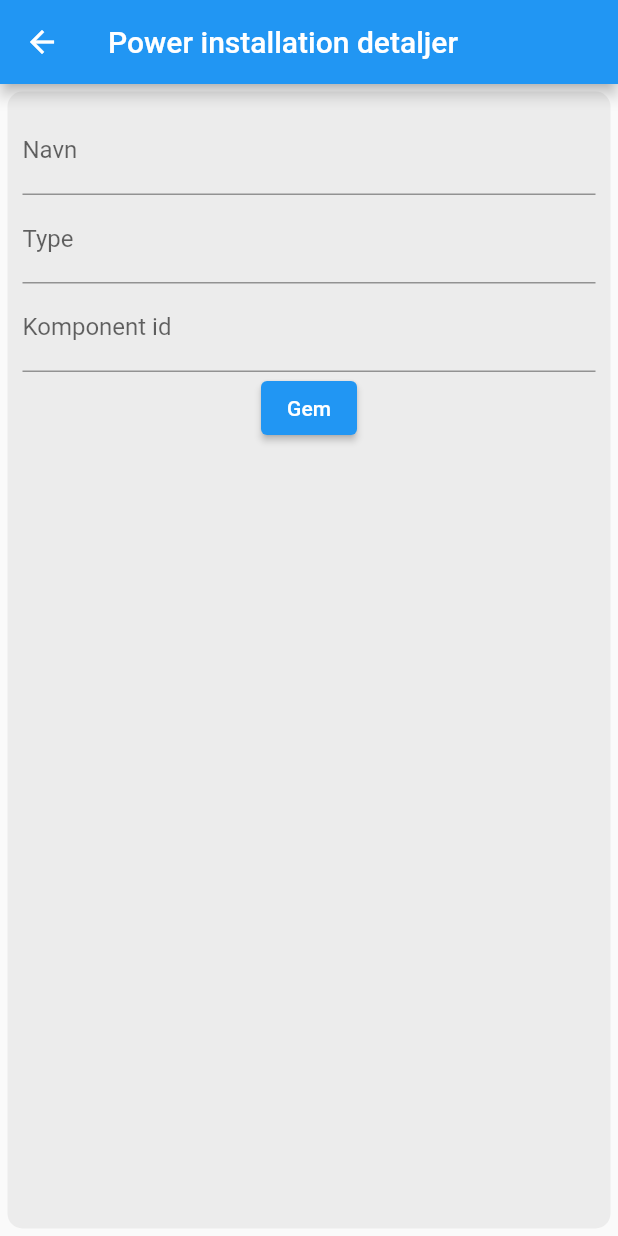
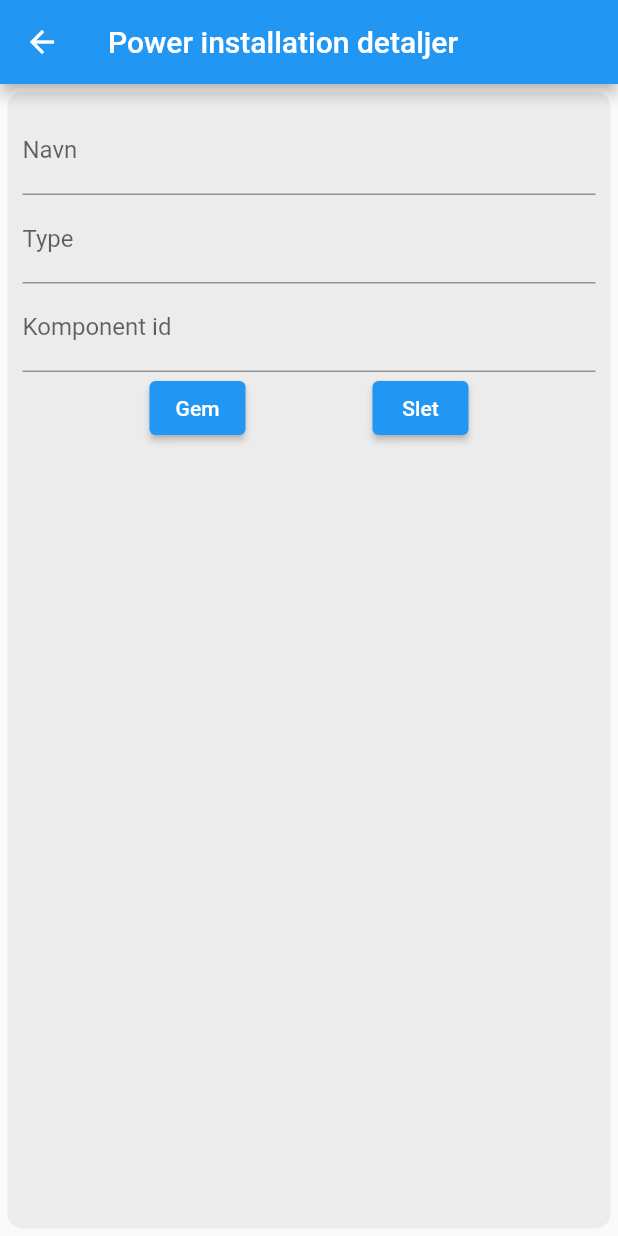
Before and after one commit to DanielVuust/ElHub, a Flutter app: the UserScreen screen opened directly, after a tap on "Tilføj ny installation", on a phone screen of 412 x 824 dp. Run offline on Flutter 3.47's test engine with Material 2 defaults, Android fonts, the phone set to English and light mode, and no system bars; our stand-ins replace bloc, convex_bottom_bar, flutter_bloc, logger, syncfusion_flutter_charts; missing offline and left inert: serverpod, serverpod_auth_client, serverpod_auth_email_flutter, serverpod_auth_server, serverpod_auth_shared_flutter, serverpod_client and 1 more; statements that could not run were skipped.

Commit message:
Final changes

```diff
--- a/el_hub/el_hub_flutter/lib/bloc/power_installations_bloc.dart
+++ b/el_hub/el_hub_flutter/lib/bloc/power_installations_bloc.dart
@@ -29,11 +29,13 @@ class PowerInstallationsBloc
   StreamSink<PowerInstallationsEvent> get eventSink =>
       _eventStreamController.sink;
 
-  Stream<PowerInstallationsEvent?> get eventStream =>
+  Stream<PowerInstallationsEvent?> get _eventStream =>
       _eventStreamController.stream;
 
   PowerInstallationsBloc() : super(PowerInstallationsInitial()) {
-    _eventStreamController.stream.listen(_mapEventToState);
+    _eventStream.listen((event) {
+      _mapEventToState(event!);
+    });
     _currentUserPowerInstallationsState.add(state);
   }
   Future<void> _mapEventToState(PowerInstallationsEvent event) async {
--- a/el_hub/el_hub_flutter/lib/bloc/power_installations_event.dart
+++ b/el_hub/el_hub_flutter/lib/bloc/power_installations_event.dart
@@ -47,3 +47,18 @@ class UpdatePowerInstallationDetailsEvent extends PowerInstallationsEvent{
                 DateTime.now().subtract(const Duration(minutes: 1)));
   }
 }
+
+@immutable
+class DeletePowerInstallationDetailsEvent extends PowerInstallationsEvent{
+  final PowerInstallation powerInstallation;
+  DeletePowerInstallationDetailsEvent(this.powerInstallation);
+  @override
+  execute(PowerInstallationsState state) async {
+    _logger.d("calling DeletePowerInstallationDetailsEvent.execute");
+    await client.powerInstallation.deletePowerInstallation(powerInstallation);
+    state.powerInstallations = await client.powerInstallation
+        .getUsersPowerInstallations(
+            getIntervalUntilDateTime:
+                DateTime.now().subtract(const Duration(minutes: 1)));
+  }
+}
--- a/el_hub/el_hub_flutter/lib/src/widgets/power_installations/power_installation_details/power_installation_details_form.dart
+++ b/el_hub/el_hub_flutter/lib/src/widgets/power_installations/power_installation_details/power_installation_details_form.dart
@@ -65,6 +65,9 @@ class PowerInstallationDetailsForm extends StatelessWidget {
               },
               onSaved: (newValue) => powerInstallation.componentId = newValue!,
             ),
+            Row(
+              mainAxisAlignment: MainAxisAlignment.spaceEvenly,
+              children: [
                 ElevatedButton(
                   onPressed: () {
                     if (_formKey.currentState?.validate() == true) {
@@ -78,6 +81,20 @@ class PowerInstallationDetailsForm extends StatelessWidget {
                     child: const Text('Gem'),
                   ),
                 ),
+                ElevatedButton(
+                  onPressed: () {
+                    BlocProvider.of<PowerInstallationsBloc>(context).eventSink.add(
+                        DeletePowerInstallationDetailsEvent(powerInstallation));
+                    Navigator.pop(context);
+
+                  },
+                  child: Container(
+                    child: const Text('Slet'),
+                  ),
+                ),
+              ],
+            ),
+
           ],
         ),
       ),
--- a/el_hub/el_hub_flutter/lib/src/widgets/user/buttons/add_new_power_installation_navigation_button.dart
+++ b/el_hub/el_hub_flutter/lib/src/widgets/user/buttons/add_new_power_installation_navigation_button.dart
@@ -16,7 +16,7 @@ class AddNewPowerInstallationNavigationButton extends StatelessWidget {
       child: ElevatedButton(
         style: ButtonStyle(
           backgroundColor:
-              MaterialStateProperty.all(Color.fromRGBO(209, 209, 209, 1)),
+              MaterialStateProperty.all(Color.fromRGBO(23, 176, 245, 1)),
         ),
         onPressed: () => {
           Navigator.pushNamed(context, '/powerInstallationDetails', arguments: null),
--- a/el_hub/el_hub_flutter/lib/src/widgets/user/buttons/log_out_button.dart
+++ b/el_hub/el_hub_flutter/lib/src/widgets/user/buttons/log_out_button.dart
@@ -11,7 +11,7 @@ class LogOutButton extends StatelessWidget {
       height: 50,
       child: ElevatedButton(
         style: ButtonStyle(
-          backgroundColor: MaterialStateProperty.all(Color.fromRGBO(209, 209, 209, 1)),
+          backgroundColor: MaterialStateProperty.all(Color.fromRGBO(23, 176, 245, 1)),
 
         ),
         onPressed: () => {
--- a/el_hub/el_hub_flutter/lib/src/widgets/user/buttons/my_power_installations_navigation_button.dart
+++ b/el_hub/el_hub_flutter/lib/src/widgets/user/buttons/my_power_installations_navigation_button.dart
@@ -12,7 +12,7 @@ class MyPowerInstallationsNavigationButton extends StatelessWidget {
       height: 50,
       child: ElevatedButton(
         style: ButtonStyle(
-          backgroundColor: MaterialStateProperty.all(Color.fromRGBO(209, 209, 209, 1)),
+          backgroundColor: MaterialStateProperty.all(Color.fromRGBO(23, 176, 245, 1)),
 
         ),
         onPressed: () => {
```
Also changed, not shown: el_hub/el_hub_client/lib/src/protocol/client.dart (+8 -0 lines), el_hub/el_hub_flutter/lib/src/widgets/power_installations/my_power_installations/my_power_installation_item.dart (+7 -7 lines), el_hub/el_hub_flutter/lib/src/widgets/power_installations/power_installation_graph_stream_builder.dart (+7 -0 lines), el_hub/el_hub_server/lib/src/endpoints/power_installation.dart (+19 -7 lines), el_hub/el_hub_server/generated/protocol.yaml, el_hub/el_hub_server/lib/src/generated/endpoints.dart, 6 other files. Lines whose indentation alone changed are shown as unchanged.
